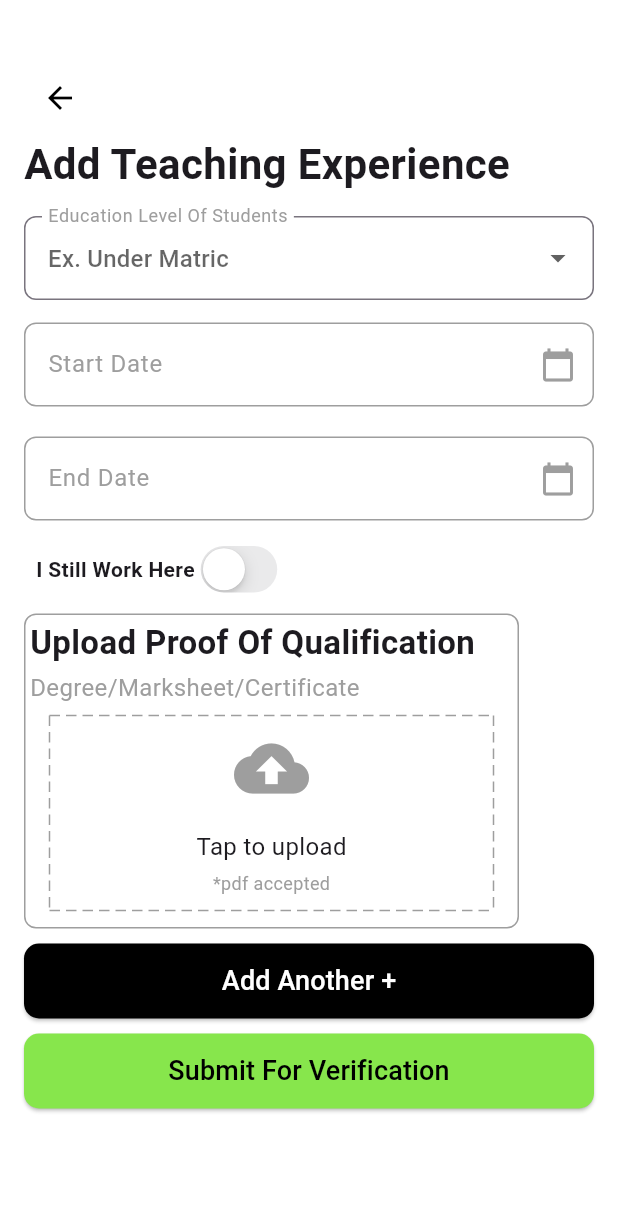
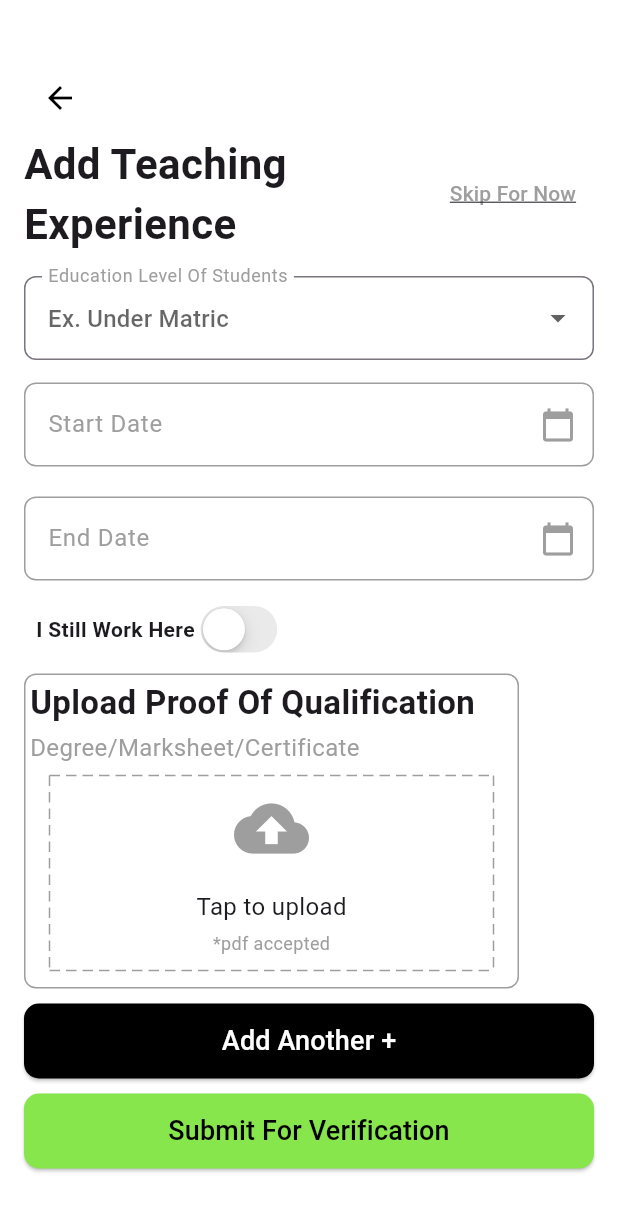
Before and after one commit to ahmedabbas8811/TutorNowApp, a Flutter app: the TeachingDetail screen opened directly, on a phone screen of 412 x 824 dp. Shown: the top 1211 px of the screen. Run offline on Flutter 3.47's test engine with Material 3 defaults, Android fonts, the phone set to English and light mode, and no system bars; our stand-ins replace file_picker, flutter_svg, form_validator, get, get_storage, image_picker and 2 more; accounts and stored records are empty; network calls fail.

Commit message:
added skipp button in qualification

```diff
--- a/lib/teaching_detail.dart
+++ b/lib/teaching_detail.dart
@@ -545,6 +545,7 @@ import 'package:flutter/cupertino.dart';
 import 'package:flutter/material.dart';
 import 'package:intl/intl.dart';
 import 'package:newifchaly/Profile_Verification_screen.dart';
+import 'package:newifchaly/profile_screen.dart';
 import 'package:newifchaly/utils/profile_helper.dart';
 import 'package:newifchaly/views/widgets/snackbar.dart';
 import 'package:permission_handler/permission_handler.dart';
@@ -834,9 +835,43 @@ class _TeachingDetailState extends State<TeachingDetail> {
                       Navigator.pop(context); // Go back to the previous screen
                     },
                   ),
-                  const Text(
-                    'Add Teaching Experience',
-                    style: TextStyle(fontSize: 28, fontWeight: FontWeight.bold),
+                  Row(
+                    children: [
+                      Expanded(
+                        child: const Text(
+                          'Add Teaching Experience',
+                          style: TextStyle(fontSize: 28, fontWeight: FontWeight.bold),
+                        ),
+                      ),
+                      TextButton(
+                          onPressed: () {
+                            Navigator.push(
+                              context,
+                              MaterialPageRoute(
+                                builder: (context) => ProfileScreen(),
+                              ),
+                            );
+                          },
+                          style: ButtonStyle(
+                            overlayColor:
+                                WidgetStateProperty.resolveWith<Color?>(
+                              (Set<WidgetState> states) {
+                                if (states.contains(WidgetState.pressed)) {
+                                  return Colors.green.shade100;
+                                }
+                                return null; // Default behavior
+                              },
+                            ),
+                          ),
+                          child: const Text(
+                            "Skip For Now",
+                            style: TextStyle(
+                                color: Colors.grey,
+                                //  decorationStyle: TextDecorationStyle.solid,
+                                decoration: TextDecoration.underline),
+                          ))
+                    ],
+
                   ),
                   const SizedBox(height: 15),
 
```
